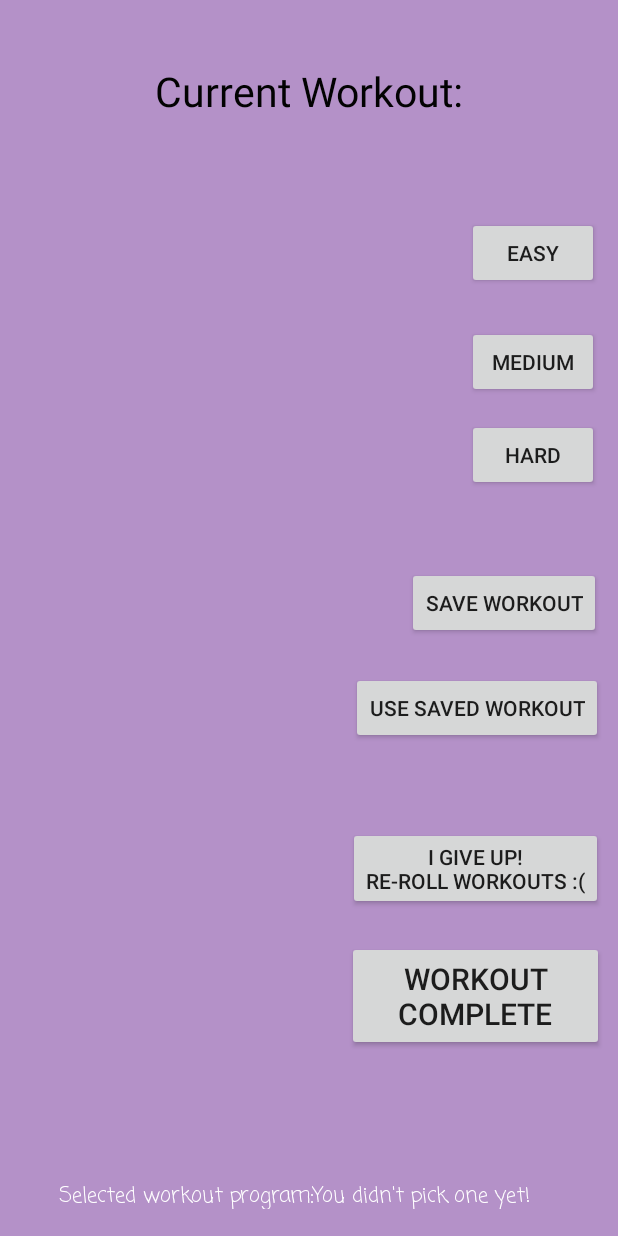
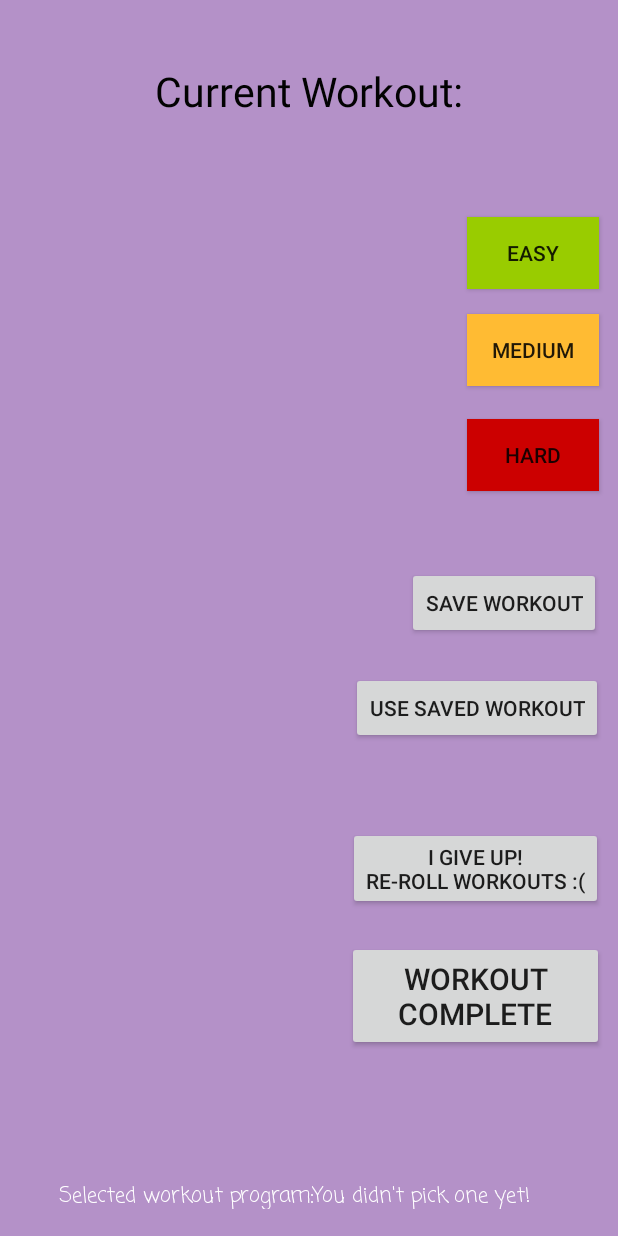
Before and after one commit to ZADAWI123/CMSC-355-APP-Group-D, an Android app: the workout_tab screen opened directly, with no data from a screen before it, on a phone screen of 412 x 824 dp. Run offline under Robolectric (Android 15) with nearby library versions, the phone set to English and light mode, and no system bars.

Commit message:
Update activity_workout_tab.xml
More UI changes

```diff
--- a/app/src/main/res/layout/activity_workout_tab.xml
+++ b/app/src/main/res/layout/activity_workout_tab.xml
@@ -13,6 +13,7 @@
         android:id="@+id/easy"
         android:layout_width="wrap_content"
         android:layout_height="wrap_content"
+        android:background="@android:color/holo_green_light"
         android:text="Easy"
         app:layout_constraintBottom_toBottomOf="parent"
         app:layout_constraintEnd_toEndOf="parent"
@@ -37,13 +38,14 @@
         android:id="@+id/intermediate"
         android:layout_width="wrap_content"
         android:layout_height="wrap_content"
+        android:background="@android:color/holo_orange_light"
         android:text="Medium"
         app:layout_constraintBottom_toBottomOf="parent"
         app:layout_constraintEnd_toEndOf="parent"
         app:layout_constraintHorizontal_bias="0.96"
         app:layout_constraintStart_toStartOf="parent"
         app:layout_constraintTop_toTopOf="parent"
-        app:layout_constraintVertical_bias="0.27999997" />
+        app:layout_constraintVertical_bias="0.26999998" />
 
     <Button
         android:id="@+id/sv"
@@ -61,6 +63,7 @@
         android:id="@+id/hard"
         android:layout_width="wrap_content"
         android:layout_height="wrap_content"
+        android:background="@android:color/holo_red_dark"
         android:text="Hard"
         app:layout_constraintBottom_toBottomOf="parent"
         app:layout_constraintEnd_toEndOf="parent"
```
